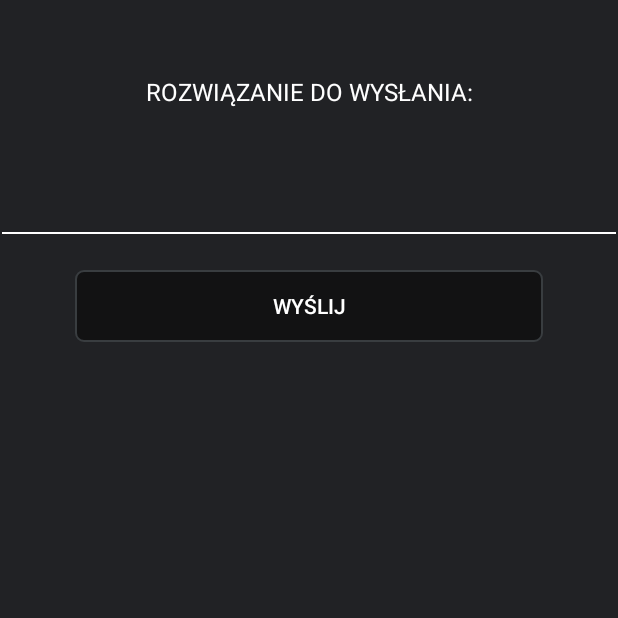
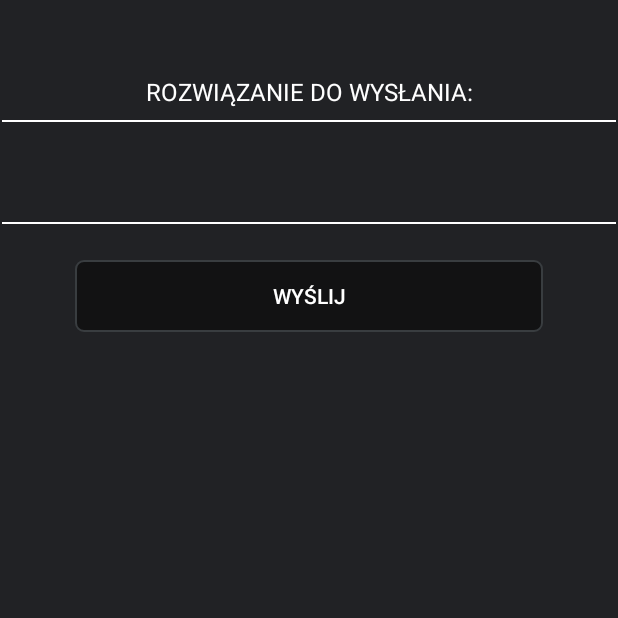
Before and after one commit to DawidRokita/Cube-Solver, an Android app: the MainActivity5 screen opened directly, with no data from a screen before it, on a phone screen of 412 x 824 dp, the top half of it. Run offline under Robolectric (Android 15) with nearby library versions, the light colour scheme and no system bars; 1 statement that could not run was skipped.

Commit message:
added some things

```diff
--- a/app/src/main/java/com/example/kostkav3/MainActivity2.java
+++ b/app/src/main/java/com/example/kostkav3/MainActivity2.java
@@ -64,6 +64,10 @@ public class MainActivity2 extends AppCompatActivity {
                 send.setVisibility(View.VISIBLE);
 
                 graphic.setVisibility(View.VISIBLE);
+
+                if(result == "Brak rozwiązania"){
+                    Toast.makeText(MainActivity2.this, "Żle wprowadzono układ kolorów na kostce", Toast.LENGTH_LONG).show();
+                }
 
                 clearcube();
                 saveData();
@@ -439,6 +443,8 @@ public class MainActivity2 extends AppCompatActivity {
             @Override
             public void onClick(View v) {
 
+
+
                 licznik++;
                 textcube();
 
@@ -521,8 +527,9 @@ public class MainActivity2 extends AppCompatActivity {
                         reset.setVisibility(View.INVISIBLE);
                         send.setVisibility(View.INVISIBLE);
                         break;
+                }
 
-                }
+
 
             }
         });
--- a/app/src/main/java/com/example/kostkav3/MainActivity6.java
+++ b/app/src/main/java/com/example/kostkav3/MainActivity6.java
@@ -19,6 +19,8 @@ public class MainActivity6 extends AppCompatActivity {
     protected void onCreate(Bundle savedInstanceState) {
         super.onCreate(savedInstanceState);
         setContentView(R.layout.activity_main6);
+
+        Toast.makeText(MainActivity6.this, "Kostkę trzymaj tak aby środkowy kolor górnej ściany był biały a przedniej zielony", Toast.LENGTH_LONG).show();
 
         setupUIViews();
 
--- a/app/src/main/java/com/example/kostkav3/Search.java
+++ b/app/src/main/java/com/example/kostkav3/Search.java
@@ -115,7 +115,7 @@ public class Search {
     public synchronized String solution(String facelets, int maxDepth, long probeMax, long probeMin, int verbose) {
         int check = verify(facelets);
         if (check != 0) {
-            return "Brak rozwiązania ";// + Math.abs(check);
+            return "Brak rozwiązania";// + Math.abs(check);
         }
         this.solLen = maxDepth + 1;
         this.probe = 0;
--- a/app/src/main/res/layout/activity_main5.xml
+++ b/app/src/main/res/layout/activity_main5.xml
@@ -11,14 +11,15 @@
         android:id="@+id/textView6"
         android:layout_width="0dp"
         android:layout_height="wrap_content"
-        android:layout_marginTop="24dp"
+        android:layout_marginTop="16dp"
         android:gravity="center"
         android:text="tekst do wysłania"
         android:textColor="#FFFFFF"
         android:textSize="25sp"
         app:layout_constraintEnd_toEndOf="parent"
+        app:layout_constraintHorizontal_bias="1.0"
         app:layout_constraintStart_toStartOf="parent"
-        app:layout_constraintTop_toBottomOf="@+id/textView21" />
+        app:layout_constraintTop_toBottomOf="@+id/divider13" />
 
     <TextView
         android:id="@+id/textView21"
@@ -54,10 +55,20 @@
         android:id="@+id/divider12"
         android:layout_width="409dp"
         android:layout_height="1dp"
-        android:layout_marginTop="24dp"
+        android:layout_marginTop="16dp"
         android:background="#FFFFFF"
         app:layout_constraintEnd_toEndOf="parent"
         app:layout_constraintStart_toStartOf="parent"
         app:layout_constraintTop_toBottomOf="@+id/textView6" />
 
+    <View
+        android:id="@+id/divider13"
+        android:layout_width="409dp"
+        android:layout_height="1dp"
+        android:layout_marginTop="8dp"
+        android:background="#FFFFFF"
+        app:layout_constraintEnd_toEndOf="parent"
+        app:layout_constraintStart_toStartOf="parent"
+        app:layout_constraintTop_toBottomOf="@+id/textView21" />
+
 </androidx.constraintlayout.widget.ConstraintLayout>
```
Also changed, not shown: 3 other files.
